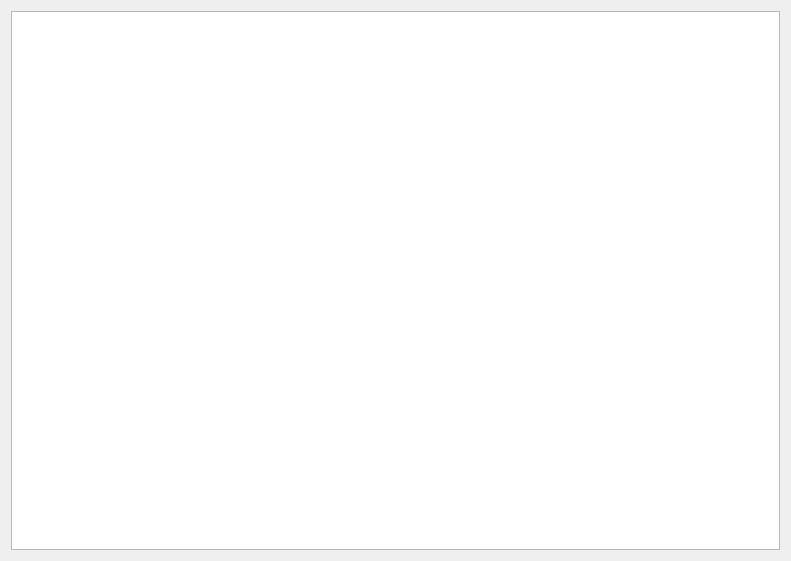
First picture: the form in gui/uies/algorithm_editor.ui, repository neurocomputer/MemriBoard, before the edit.
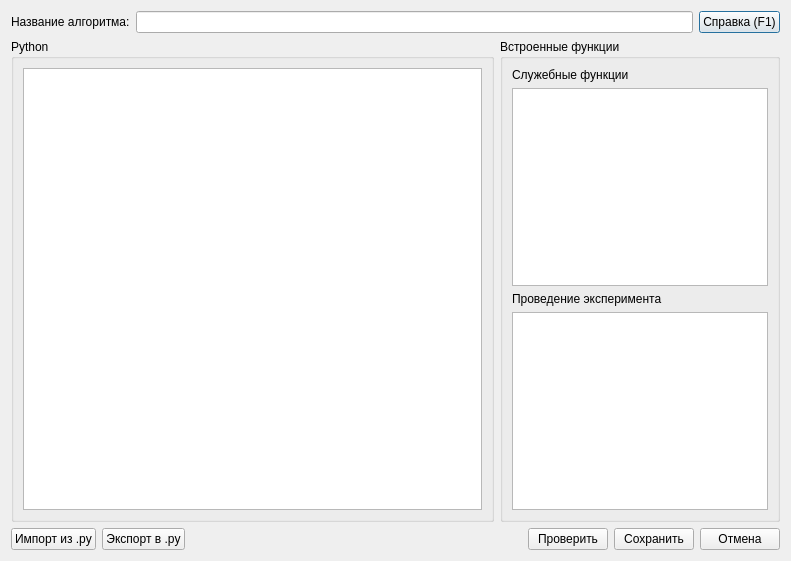
Second picture: the form after the edit.

What changed in the file:
```diff
--- a/gui/uies/algorithm_editor.ui
+++ b/gui/uies/algorithm_editor.ui
@@ -15,7 +15,122 @@
   </property>
   <layout class="QVBoxLayout" name="verticalLayout">
    <item>
-    <widget class="QPlainTextEdit" name="plainTextEdit"/>
+    <layout class="QHBoxLayout" name="horizontalLayout">
+     <item>
+      <widget class="QLabel" name="label_alg_name">
+       <property name="text">
+        <string>Название алгоритма:</string>
+       </property>
+      </widget>
+     </item>
+     <item>
+      <widget class="QLineEdit" name="lineEdit_alg_name"/>
+     </item>
+     <item>
+      <widget class="QPushButton" name="btn_help">
+       <property name="text">
+        <string>Справка (F1)</string>
+       </property>
+      </widget>
+     </item>
+    </layout>
+   </item>
+   <item>
+    <layout class="QHBoxLayout" name="horizontalLayout_4" stretch="1,0">
+     <item>
+      <widget class="QGroupBox" name="groupBox_code_editor">
+       <property name="title">
+        <string>Python</string>
+       </property>
+       <layout class="QHBoxLayout" name="horizontalLayout_3">
+        <item>
+         <widget class="QPlainTextEdit" name="code_editor"/>
+        </item>
+       </layout>
+      </widget>
+     </item>
+     <item>
+      <widget class="QGroupBox" name="groupBox_funcs">
+       <property name="title">
+        <string>Встроенные функции</string>
+       </property>
+       <layout class="QVBoxLayout" name="verticalLayout_2">
+        <item>
+         <widget class="QLabel" name="label_utility_funcs">
+          <property name="text">
+           <string>Служебные функции</string>
+          </property>
+         </widget>
+        </item>
+        <item>
+         <widget class="QListWidget" name="listWidget_utility_funcs"/>
+        </item>
+        <item>
+         <widget class="QLabel" name="label_exp_funcs">
+          <property name="text">
+           <string>Проведение эксперимента</string>
+          </property>
+         </widget>
+        </item>
+        <item>
+         <widget class="QListWidget" name="listWidget_exp_funcs"/>
+        </item>
+       </layout>
+      </widget>
+     </item>
+    </layout>
+   </item>
+   <item>
+    <layout class="QHBoxLayout" name="horizontalLayout_2">
+     <item>
+      <widget class="QPushButton" name="btn_import">
+       <property name="text">
+        <string>Импорт из .py</string>
+       </property>
+      </widget>
+     </item>
+     <item>
+      <widget class="QPushButton" name="btn_export">
+       <property name="text">
+        <string>Экспорт в .py</string>
+       </property>
+      </widget>
+     </item>
+     <item>
+      <spacer name="horizontalSpacer">
+       <property name="orientation">
+        <enum>Qt::Horizontal</enum>
+       </property>
+       <property name="sizeHint" stdset="0">
+        <size>
+         <width>40</width>
+         <height>20</height>
+        </size>
+       </property>
+      </spacer>
+     </item>
+     <item>
+      <widget class="QPushButton" name="btn_check">
+       <property name="text">
+        <string>Проверить</string>
+       </property>
+      </widget>
+     </item>
+     <item>
+      <widget class="QPushButton" name="btn_save">
+       <property name="text">
+        <string>Сохранить</string>
+       </property>
+      </widget>
+     </item>
+     <item>
+      <widget class="QPushButton" name="btn_cancel">
+       <property name="text">
+        <string>Отмена</string>
+       </property>
+      </widget>
+     </item>
+    </layout>
    </item>
   </layout>
  </widget>
```
